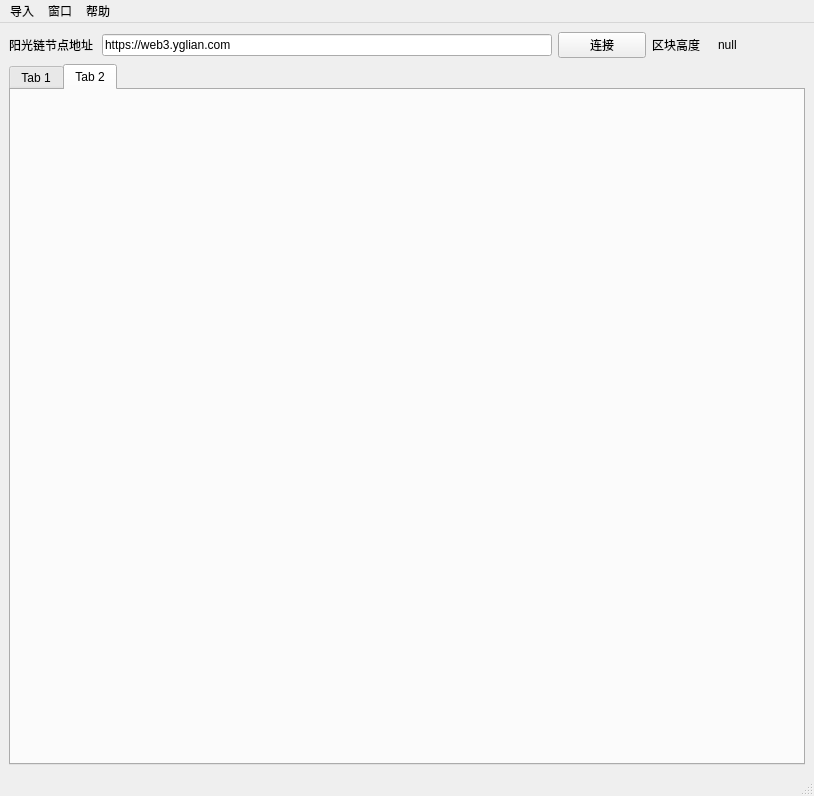
zzy624/mypyqt, file skin/main.ui: the form before one commit.
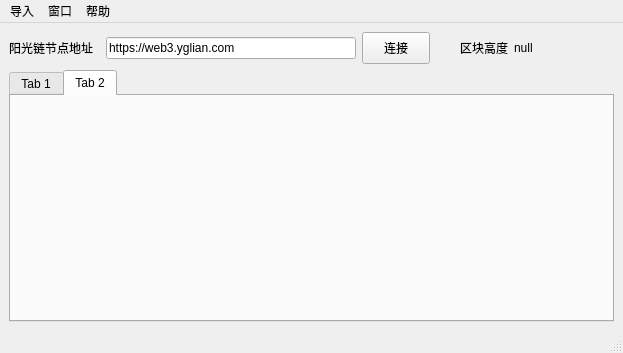
The form after the commit.

```diff
--- a/skin/main.ui
+++ b/skin/main.ui
@@ -9,8 +9,8 @@
    <rect>
     <x>0</x>
     <y>0</y>
-    <width>814</width>
-    <height>796</height>
+    <width>623</width>
+    <height>353</height>
    </rect>
   </property>
   <property name="windowTitle">
@@ -20,24 +20,66 @@
    <layout class="QGridLayout" name="gridLayout_2">
     <item row="0" column="0">
      <layout class="QGridLayout" name="gridLayout">
+      <item row="1" column="0" colspan="6">
+       <widget class="QTabWidget" name="tabWidget">
+        <property name="currentIndex">
+         <number>1</number>
+        </property>
+        <widget class="QWidget" name="tab">
+         <attribute name="title">
+          <string>Tab 1</string>
+         </attribute>
+        </widget>
+        <widget class="QWidget" name="tab_2">
+         <attribute name="title">
+          <string>Tab 2</string>
+         </attribute>
+        </widget>
+       </widget>
+      </item>
       <item row="0" column="0">
        <widget class="QLabel" name="label">
+        <property name="minimumSize">
+         <size>
+          <width>91</width>
+          <height>21</height>
+         </size>
+        </property>
+        <property name="maximumSize">
+         <size>
+          <width>91</width>
+          <height>21</height>
+         </size>
+        </property>
         <property name="text">
          <string>阳光链节点地址</string>
         </property>
        </widget>
       </item>
+      <item row="0" column="5">
+       <widget class="QLabel" name="label_2">
+        <property name="minimumSize">
+         <size>
+          <width>100</width>
+          <height>20</height>
+         </size>
+        </property>
+        <property name="text">
+         <string>null</string>
+        </property>
+       </widget>
+      </item>
       <item row="0" column="1">
        <widget class="QLineEdit" name="lineEditWeb3No">
         <property name="minimumSize">
          <size>
-          <width>450</width>
+          <width>250</width>
           <height>0</height>
          </size>
         </property>
         <property name="maximumSize">
          <size>
-          <width>200</width>
+          <width>250</width>
           <height>16777215</height>
          </size>
         </property>
@@ -53,8 +95,14 @@
        <widget class="QPushButton" name="pushButtonConnect">
         <property name="minimumSize">
          <size>
-          <width>0</width>
-          <height>0</height>
+          <width>68</width>
+          <height>32</height>
+         </size>
+        </property>
+        <property name="maximumSize">
+         <size>
+          <width>68</width>
+          <height>32</height>
          </size>
         </property>
         <property name="text">
@@ -62,7 +110,7 @@
         </property>
        </widget>
       </item>
-      <item row="0" column="3">
+      <item row="0" column="4">
        <widget class="QLabel" name="label_3">
         <property name="maximumSize">
          <size>
@@ -78,29 +126,18 @@
         </property>
        </widget>
       </item>
-      <item row="0" column="4">
-       <widget class="QLabel" name="label_2">
-        <property name="text">
-         <string>null</string>
+      <item row="0" column="3">
+       <spacer name="horizontalSpacer">
+        <property name="orientation">
+         <enum>Qt::Horizontal</enum>
         </property>
-       </widget>
-      </item>
-      <item row="1" column="0" colspan="5">
-       <widget class="QTabWidget" name="tabWidget">
-        <property name="currentIndex">
-         <number>1</number>
+        <property name="sizeHint" stdset="0">
+         <size>
+          <width>40</width>
+          <height>20</height>
+         </size>
         </property>
-        <widget class="QWidget" name="tab">
-         <attribute name="title">
-          <string>Tab 1</string>
-         </attribute>
-        </widget>
-        <widget class="QWidget" name="tab_2">
-         <attribute name="title">
-          <string>Tab 2</string>
-         </attribute>
-        </widget>
-       </widget>
+       </spacer>
       </item>
      </layout>
     </item>
@@ -119,7 +156,7 @@
     <rect>
      <x>0</x>
      <y>0</y>
-     <width>814</width>
+     <width>623</width>
      <height>22</height>
     </rect>
    </property>
```
